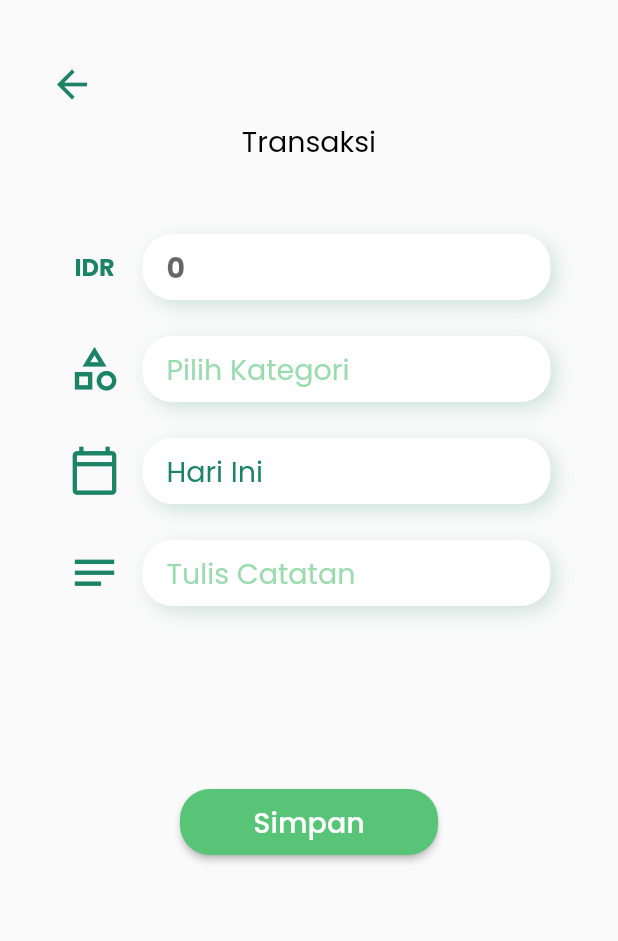
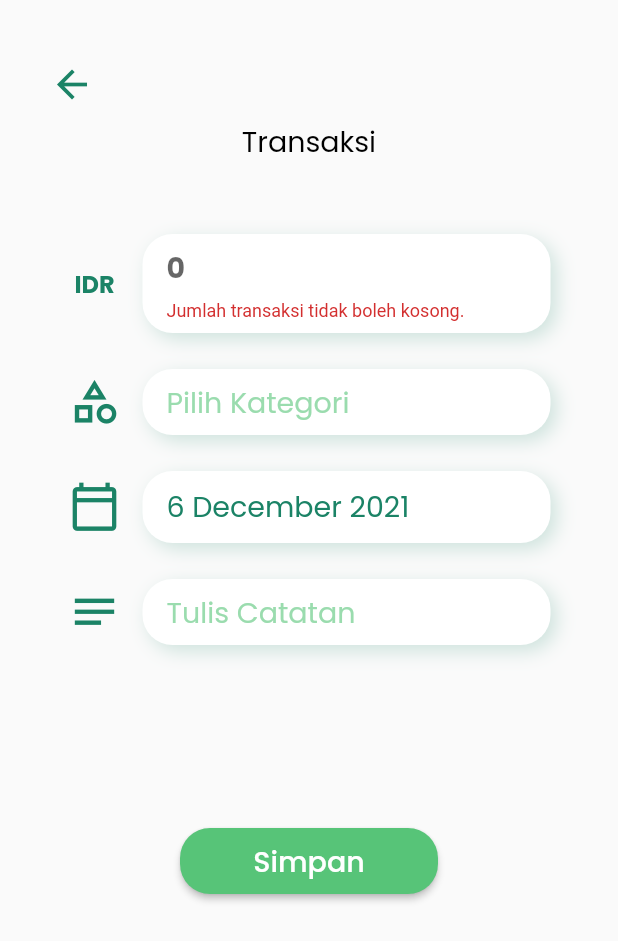
Before and after one commit to adityandar/simpanuang, a Flutter app: the AddTransactionPage screen opened by its route, after a tap on "Simpan", on a phone screen of 412 x 824 dp. Shown: the top 941 px of the screen. Run offline on Flutter 3.47's test engine with Material 2 defaults, Android fonts, the phone set to English and light mode, and no system bars; drawn by our look-alikes of date_time_picker; our stand-ins replace google_fonts.

Commit message:
Finish text field and validator on add transaction.

```diff
--- a/lib/pages/transactions/add_transaction_page.dart
+++ b/lib/pages/transactions/add_transaction_page.dart
@@ -1,4 +1,6 @@
+import 'package:date_time_picker/date_time_picker.dart';
 import 'package:flutter/material.dart';
+import 'package:flutter/services.dart';
 import 'package:simpanuang/pages/choose_category_page.dart';
 import 'package:simpanuang/theme.dart';
 import 'package:simpanuang/widgets/custom_back_button.dart';
@@ -12,10 +14,38 @@ class _AddTransactionPageState extends State<AddTransactionPage> {
   int currCategoryId = -1;
   String currCategoryTitle = "";
   int currCategoryType = 0;
+
+  final _formKey = GlobalKey<FormState>();
+  final TextEditingController _priceController = TextEditingController();
+  final TextEditingController _dateController = TextEditingController(
+    text: DateTime.now().toString(),
+  );
+  final TextEditingController _noteController = TextEditingController();
+
   @override
   Widget build(BuildContext context) {
+    void handleSimpan() {
+      if (_formKey.currentState.validate()) {
+        if (currCategoryId == -1) {
+          ScaffoldMessenger.of(context).showSnackBar(
+            SnackBar(
+              content: Text('Kategori tidak boleh kosong.'),
+              backgroundColor: alertColor,
+              duration: Duration(milliseconds: 300),
+            ),
+          );
+        } else {
+          //INI APABILA BERHASIL.
+          print(
+              "${_dateController.text} ${_noteController.text} ${_priceController.text} ${currCategoryTitle}");
+        }
+      } else {}
+    }
+
     return Scaffold(
-      body: ListView(
+      body: Form(
+        key: _formKey,
+        child: ListView(
           children: [
             CustomBackButton(),
             Text(
@@ -54,7 +84,12 @@ class _AddTransactionPageState extends State<AddTransactionPage> {
                           padding:
                               EdgeInsets.symmetric(horizontal: 16, vertical: 8),
                           child: TextFormField(
+                            controller: _priceController,
                             keyboardType: TextInputType.number,
+                            inputFormatters: [
+                              FilteringTextInputFormatter.allow(
+                                  RegExp(r'[0-9]')),
+                            ],
                             decoration: InputDecoration.collapsed(
                               hintText: '0',
                               fillColor: primaryColor,
@@ -63,6 +98,15 @@ class _AddTransactionPageState extends State<AddTransactionPage> {
                               fontWeight: bold,
                               fontSize: 19,
                             ),
+                            validator: (value) {
+                              if (value == null ||
+                                  value.isEmpty ||
+                                  value == "0" ||
+                                  value == "") {
+                                return 'Jumlah transaksi tidak boleh kosong.';
+                              }
+                              return null;
+                            },
                           ),
                         ),
                       ),
@@ -87,7 +131,8 @@ class _AddTransactionPageState extends State<AddTransactionPage> {
                             List result = await Navigator.push(
                                 context,
                                 MaterialPageRoute(
-                                  builder: (context) => ChooseCategoryPage()));
+                                    builder: (context) =>
+                                        ChooseCategoryPage()));
                             print(result);
                             setState(() {
                               currCategoryId = result[0]['id'];
@@ -101,8 +146,8 @@ class _AddTransactionPageState extends State<AddTransactionPage> {
                               color: whiteColor,
                               boxShadow: [defaultBoxShadow],
                             ),
-                          padding:
-                              EdgeInsets.symmetric(horizontal: 16, vertical: 8),
+                            padding: EdgeInsets.symmetric(
+                                horizontal: 16, vertical: 8),
                             child: Text(
                               (currCategoryId == -1)
                                   ? 'Pilih Kategori'
@@ -139,13 +184,25 @@ class _AddTransactionPageState extends State<AddTransactionPage> {
                             color: whiteColor,
                             boxShadow: [defaultBoxShadow],
                           ),
-                        padding:
-                            EdgeInsets.symmetric(horizontal: 16, vertical: 8),
-                        child: Text(
-                          'Hari Ini',
+                          padding: EdgeInsets.symmetric(horizontal: 16),
+                          child: DateTimePicker(
+                            controller: _dateController,
+                            dateMask: 'd MMMM yyyy',
+                            firstDate: DateTime(2000),
+                            lastDate: DateTime(2100),
+                            decoration: InputDecoration(
+                              border: InputBorder.none,
+                              contentPadding: EdgeInsets.zero,
+                            ),
                             style: greenTextStyle.copyWith(
                               fontSize: 19,
                             ),
+                            onChanged: (val) => print(val),
+                            validator: (val) {
+                              print(val);
+                              return null;
+                            },
+                            onSaved: (val) => print(val),
                           ),
                         ),
                       ),
@@ -174,6 +231,7 @@ class _AddTransactionPageState extends State<AddTransactionPage> {
                           padding:
                               EdgeInsets.symmetric(horizontal: 16, vertical: 8),
                           child: TextFormField(
+                            controller: _noteController,
                             decoration: InputDecoration.collapsed(
                               hintText: 'Tulis Catatan',
                               fillColor: primaryColor,
@@ -197,7 +255,7 @@ class _AddTransactionPageState extends State<AddTransactionPage> {
             Padding(
               padding: const EdgeInsets.symmetric(horizontal: 120),
               child: ElevatedButton(
-              onPressed: () {},
+                onPressed: handleSimpan,
                 child: Text(
                   'Simpan',
                   style: whiteTextStyle.copyWith(fontSize: 19),
@@ -214,6 +272,7 @@ class _AddTransactionPageState extends State<AddTransactionPage> {
             ),
           ],
         ),
+      ),
     );
   }
 }
--- a/pubspec.yaml
+++ b/pubspec.yaml
@@ -29,6 +29,8 @@ dependencies:
   # Use with the CupertinoIcons class for iOS style icons.
   cupertino_icons: ^1.0.2
   google_fonts: ^1.1.2
+  date_time_picker: ^1.1.1
+
 
 dev_dependencies:
   flutter_test:
```
Also changed, not shown: pubspec.lock. Lines whose indentation alone changed are shown as unchanged.
